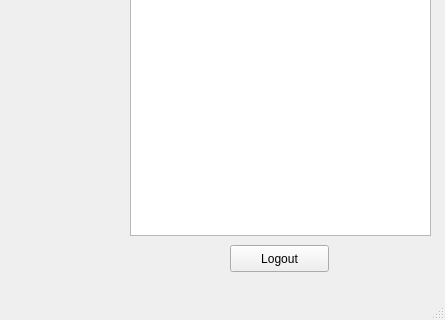
First picture: the form in d2/adminwindow.ui, repository forshakuras/3004, before the edit; both pictures show x 0 to 445 and y 225 to 545 of the 445 by 545 pixel window.
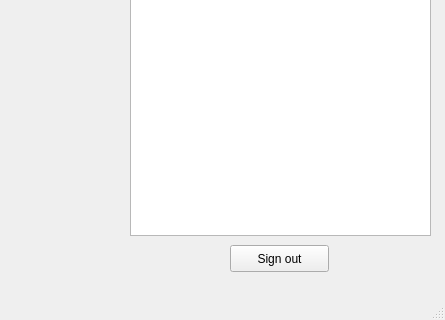
Second picture: the form after the edit.

```diff
--- a/d2/adminwindow.ui
+++ b/d2/adminwindow.ui
@@ -60,7 +60,7 @@
      </rect>
     </property>
     <property name="text">
-     <string>Logout</string>
+     <string>Sign out</string>
     </property>
    </widget>
    <widget class="QPushButton" name="Removeproject">
```
